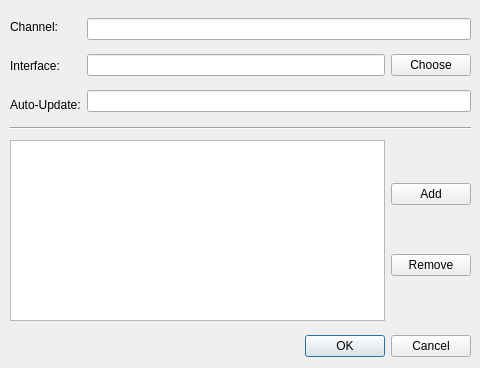
The window that qt/designs/options_dialog.ui (MarvinCS/DNS_Sniffer) describes before a commit, drawn with Qt 5.
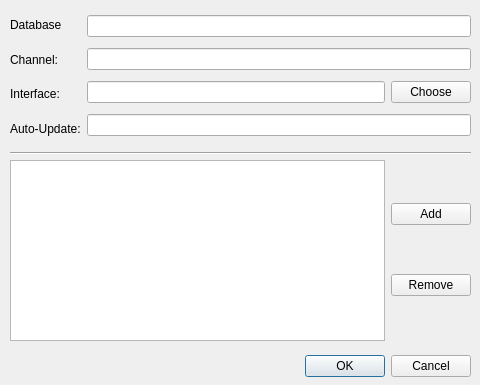
The same window after the commit.

```diff
--- a/qt/designs/options_dialog.ui
+++ b/qt/designs/options_dialog.ui
@@ -7,7 +7,7 @@
     <x>0</x>
     <y>0</y>
     <width>480</width>
-    <height>368</height>
+    <height>385</height>
    </rect>
   </property>
   <property name="windowTitle">
@@ -17,7 +17,7 @@
    <property name="geometry">
     <rect>
      <x>10</x>
-     <y>330</y>
+     <y>350</y>
      <width>461</width>
      <height>32</height>
     </rect>
@@ -35,12 +35,19 @@
      <x>10</x>
      <y>10</y>
      <width>461</width>
-     <height>111</height>
+     <height>133</height>
     </rect>
    </property>
    <layout class="QHBoxLayout" name="horizontalLayout">
     <item>
      <layout class="QVBoxLayout" name="verticalLayout">
+      <item>
+       <widget class="QLabel" name="lbl_database">
+        <property name="text">
+         <string>Database</string>
+        </property>
+       </widget>
+      </item>
       <item>
        <widget class="QLabel" name="lbl_channel">
         <property name="text">
@@ -66,6 +73,9 @@
     </item>
     <item>
      <layout class="QVBoxLayout" name="verticalLayout_2">
+      <item>
+       <widget class="QLineEdit" name="ti_db_name"/>
+      </item>
       <item>
        <widget class="QLineEdit" name="ti_channel"/>
       </item>
@@ -94,7 +104,7 @@
    <property name="geometry">
     <rect>
      <x>10</x>
-     <y>120</y>
+     <y>145</y>
      <width>461</width>
      <height>16</height>
     </rect>
@@ -107,14 +117,14 @@
    <property name="geometry">
     <rect>
      <x>10</x>
-     <y>140</y>
+     <y>160</y>
      <width>461</width>
      <height>181</height>
     </rect>
    </property>
    <layout class="QHBoxLayout" name="horizontalLayout_3">
     <item>
-     <widget class="QListView" name="lv_domains"/>
+     <widget class="QListWidget" name="lv_domains"/>
     </item>
     <item>
      <layout class="QVBoxLayout" name="verticalLayout_4">
```
